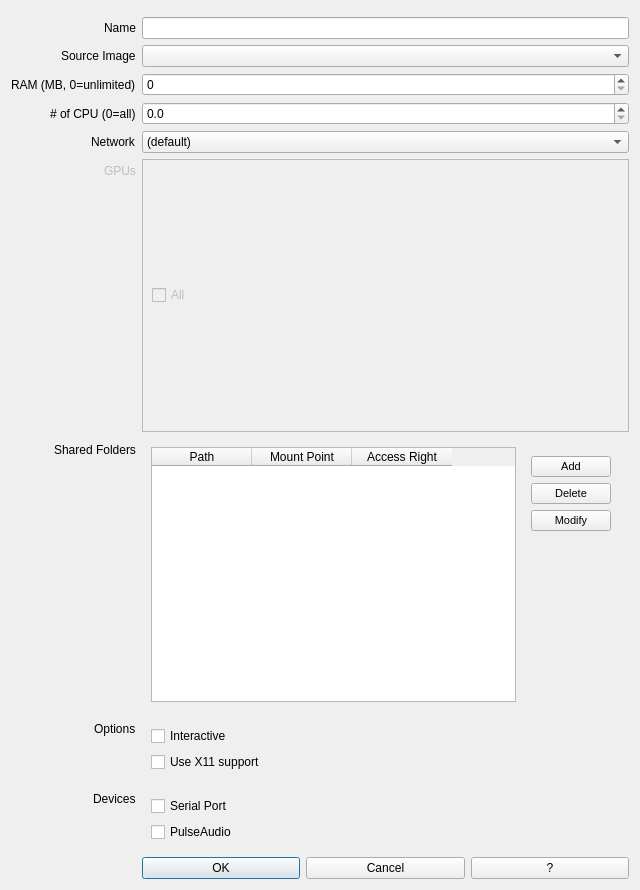
This is createContainer.ui in sujiwo/QtDocker as Qt 5 draws it before an edit. The edited form follows.
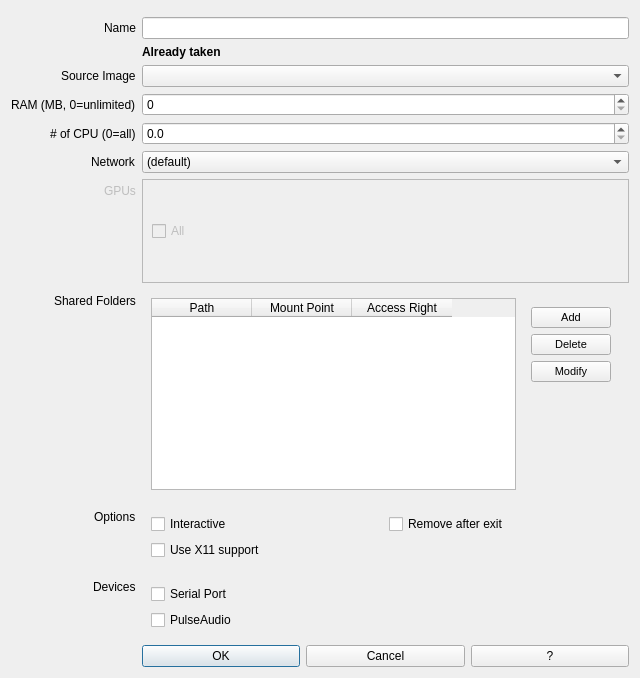
This is the edited form. Icons and pictures are not drawn.

Commit message: Bugfix for dead container; using gpu correctly

What changed in the file:
```diff
--- a/createContainer.ui
+++ b/createContainer.ui
@@ -7,7 +7,7 @@
     <x>0</x>
     <y>0</y>
     <width>640</width>
-    <height>890</height>
+    <height>678</height>
    </rect>
   </property>
   <property name="sizePolicy">
@@ -133,8 +133,8 @@
        <rect>
         <x>0</x>
         <y>0</y>
-        <width>390</width>
-        <height>102</height>
+        <width>475</width>
+        <height>68</height>
        </rect>
       </property>
       <layout class="QVBoxLayout" name="verticalLayout">
@@ -182,6 +182,13 @@
           </property>
          </widget>
         </item>
+        <item row="0" column="1">
+         <widget class="QCheckBox" name="exitRemoveChk">
+          <property name="text">
+           <string>Remove after exit</string>
+          </property>
+         </widget>
+        </item>
        </layout>
       </item>
      </layout>
@@ -331,6 +338,22 @@
      </property>
     </widget>
    </item>
+   <item row="3" column="1">
+    <widget class="QLabel" name="alreadyTakenLbl">
+     <property name="enabled">
+      <bool>true</bool>
+     </property>
+     <property name="font">
+      <font>
+       <weight>75</weight>
+       <bold>true</bold>
+      </font>
+     </property>
+     <property name="text">
+      <string>Already taken</string>
+     </property>
+    </widget>
+   </item>
   </layout>
  </widget>
  <resources/>
```
Left out of the diff: 2 changed lines with no effect on the pictures. The commit also changes 6 other files.
